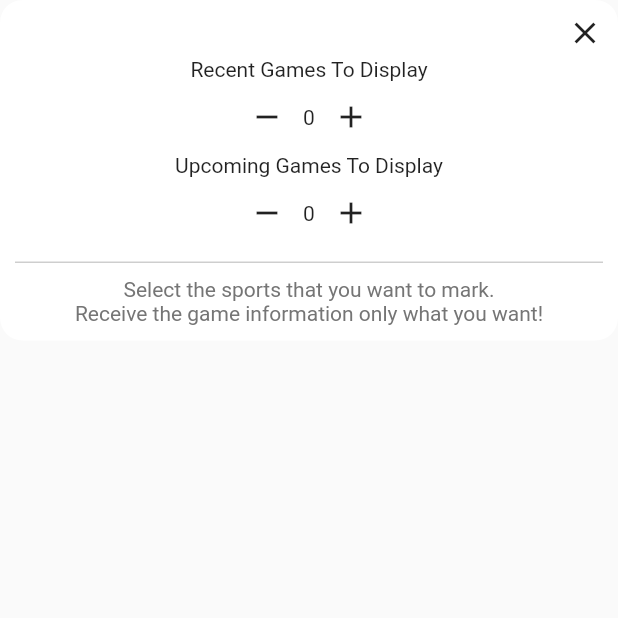
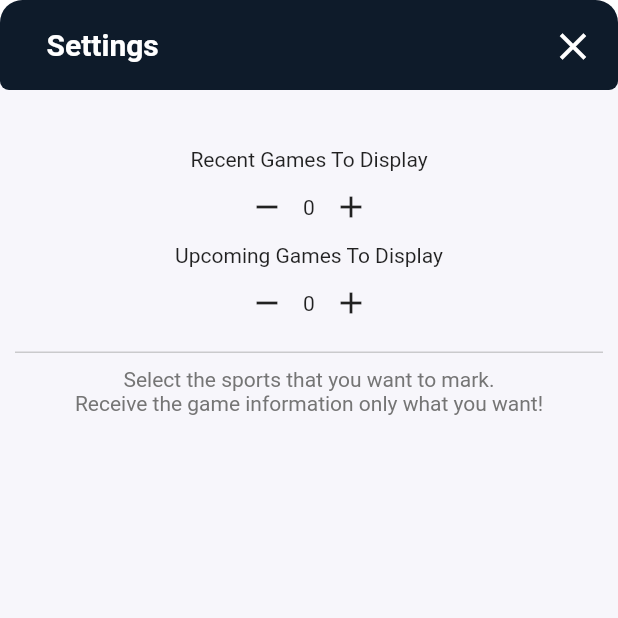
Before and after one commit to sean2474/AIPProject, a Flutter app: the SettingPage screen opened directly with empty values, on a phone screen of 412 x 824 dp, the top half of it. Run offline on Flutter 3.47's test engine with Material 2 defaults, Android fonts, the phone set to English and light mode, and no system bars; our stand-ins replace flutter_linkify, shared_preferences; accounts and stored records are empty; network calls fail; project files that could hold a hidden picture were left out; key blocks and very long unbroken strings in the code were emptied for the run.

Commit message:
sports final
final

```diff
--- a/front/lib/common_pages/school_store.dart
+++ b/front/lib/common_pages/school_store.dart
@@ -191,7 +191,7 @@ class SchoolStorePageState extends State<SchoolStorePage>
         child: Stack(
           children: [
             AppBar(
-              backgroundColor: Color(0xFF0E1B2A),
+              backgroundColor: const Color(0xFF0E1B2A),
               elevation: 0,
               automaticallyImplyLeading: false,
               actions: [
--- a/front/lib/common_pages/sports.dart
+++ b/front/lib/common_pages/sports.dart
@@ -226,7 +226,7 @@ class SportsPageState extends State<SportsPage> with SingleTickerProviderStateMi
                       width: MediaQuery.of(context).size.width *
                           0.8, // Adjust the width of the modal
                       height: MediaQuery.of(context).size.height *
-                          0.5, // Adjust the height of the modal
+                          0.6, // Adjust the height of the modal
                       child: GameInfoPage(gameData: gamesList[index]),
                     ),
                   );
@@ -319,7 +319,7 @@ class SportsPageState extends State<SportsPage> with SingleTickerProviderStateMi
                           ),
                           child: SizedBox(
                             width: MediaQuery.of(context).size.width * 0.8,
-                            height: MediaQuery.of(context).size.height * 0.8,
+                            height: MediaQuery.of(context).size.height * 0.6,
                             child: SettingPage(
                               sportsList: sportsList,
                               localData: localData,
@@ -501,7 +501,7 @@ class SportsPageState extends State<SportsPage> with SingleTickerProviderStateMi
                                     ),
                                     child: SizedBox(
                                       width: MediaQuery.of(context).size.width,
-                                      height: MediaQuery.of(context).size.height,
+                                      height: MediaQuery.of(context).size.height * 0.6,
                                       child: SportsInfoPage(
                                         sportsData: sportsCategoryList,
                                         gameData: gameInfo,
@@ -543,12 +543,52 @@ class SettingPageState extends State<SettingPage> {
 
   @override
   Widget build(BuildContext context) {
-    return Container(
-      decoration: BoxDecoration(
+    return ClipRRect(
       borderRadius: BorderRadius.circular(15),
+      child: Scaffold(
+        backgroundColor: Color(0xFFF7F6FB),
+        appBar: PreferredSize(
+          preferredSize: const Size.fromHeight(60),
+          child: Stack(
+            children: [
+              ClipRRect(
+                borderRadius: BorderRadius.circular(6),
+                child: AppBar(
+                  elevation: 5,
+                  centerTitle: false,
+                  title: Container(
+                    margin: EdgeInsets.only(left: 15, top: 4),
+                    child: const Text(
+                      'Settings',
+                      style: TextStyle(
+                        color: Colors.white,
+                        fontSize: 20,
+                        fontWeight: FontWeight.bold,
+                      ),
+                    ),
+                  ),
+                  automaticallyImplyLeading: false,
+                  backgroundColor: const Color(0xFF0E1B2A),
+                ),
+              ),
+              Positioned(
+                top: 16,
+                right: 15,
+                child: GestureDetector(
+                  onTap: () {
+                    Navigator.pop(context);
+                  },
+                  child: Icon(
+                    Icons.close,
+                    size: 30, // You can adjust the icon size here
                     color: Colors.white,
                   ),
-      child: Stack(
+                ),
+              ),
+            ],
+          )
+        ),
+        body: Stack(
           children: [
             SingleChildScrollView(
               child: Column(
@@ -646,20 +686,8 @@ class SettingPageState extends State<SettingPage> {
                 ],
               ),
             ),
-          Positioned(
-            top: 10,
-            right: 10,
-            child: GestureDetector(
-              onTap: () {
-                Navigator.pop(context);
-              },
-              child: Icon(
-                Icons.close,
-                size: 24, // You can adjust the icon size here
+          ],
         ),
-            ),
-          ),
-        ],
       ),
     );
   }
@@ -790,8 +818,9 @@ class GameInfoPage extends StatelessWidget {
               ? Column(
                 crossAxisAlignment: CrossAxisAlignment.start,
                 children: [
+                  SizedBox(height: 10),
                   Text(
-                    '  ${gameData.sportsName}}',
+                    '  ${gameData.sportsName} - ${getCategoryToString(gameData.teamCategory)}',
                     style: TextStyle(fontSize: 18, fontWeight: FontWeight.bold),
                   ),
                   SizedBox(height: 10),
@@ -805,6 +834,7 @@ class GameInfoPage extends StatelessWidget {
               : Column(
                 crossAxisAlignment: CrossAxisAlignment.start,
                 children: [
+                  SizedBox(height: 10),
                   Text(
                     '  ${gameData.sportsName} - ${getCategoryToString(gameData.teamCategory)}',
                     style: TextStyle(fontSize: 18, fontWeight: FontWeight.bold),
@@ -1013,8 +1043,6 @@ class SportsInfoPageState extends State<SportsInfoPage> with SingleTickerProvide
       }
     }
 
-
-
     return ClipRRect(
       borderRadius: BorderRadius.circular(15),
       child: Scaffold(
```
Lines whose indentation alone changed are shown as unchanged.
